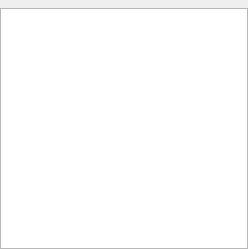
The window that src/ui/uas/QGCMessageView.ui (mavlink/qgroundcontrol) describes before a commit, drawn with Qt 5.
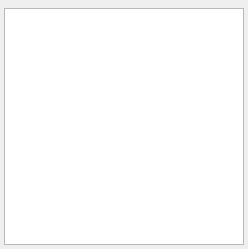
The same window after the commit.

Commit message: Added drop down message widget

```diff
--- a/src/ui/uas/QGCMessageView.ui
+++ b/src/ui/uas/QGCMessageView.ui
@@ -18,19 +18,25 @@
   </property>
   <layout class="QHBoxLayout" name="horizontalLayout">
    <property name="leftMargin">
-    <number>0</number>
+    <number>4</number>
    </property>
    <property name="topMargin">
     <number>8</number>
    </property>
    <property name="rightMargin">
-    <number>0</number>
+    <number>4</number>
    </property>
    <property name="bottomMargin">
-    <number>0</number>
+    <number>4</number>
    </property>
    <item>
     <widget class="QPlainTextEdit" name="plainTextEdit">
+     <property name="minimumSize">
+      <size>
+       <width>0</width>
+       <height>0</height>
+      </size>
+     </property>
      <property name="contextMenuPolicy">
       <enum>Qt::ActionsContextMenu</enum>
      </property>
```
The commit also changes 10 other files.
